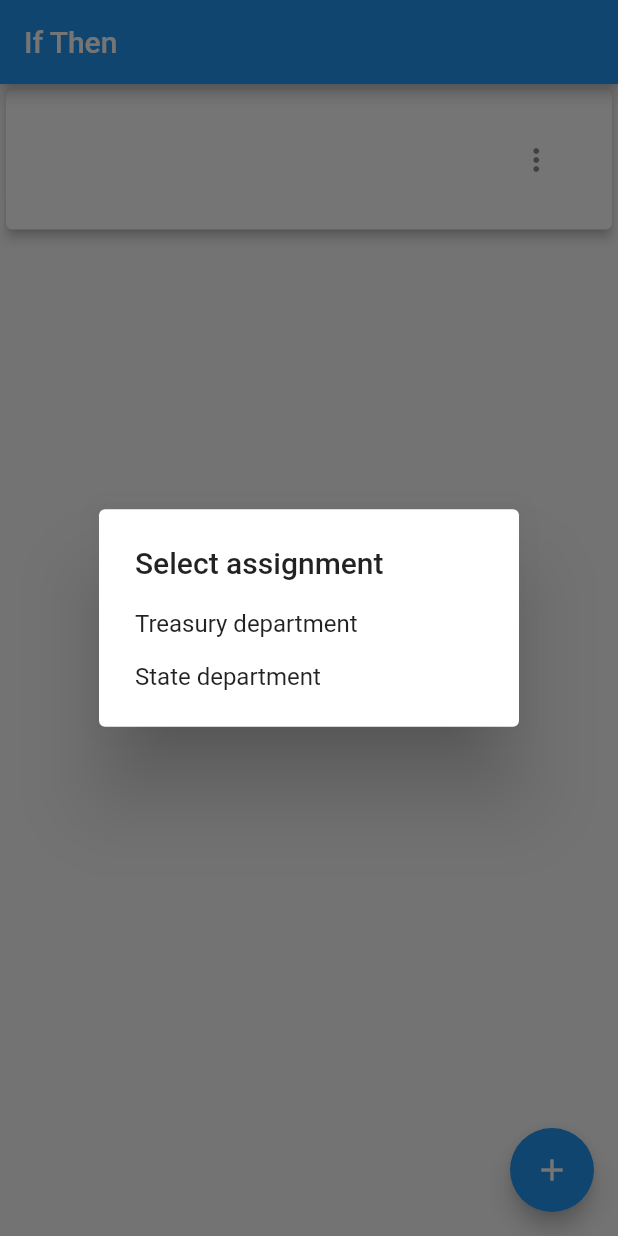
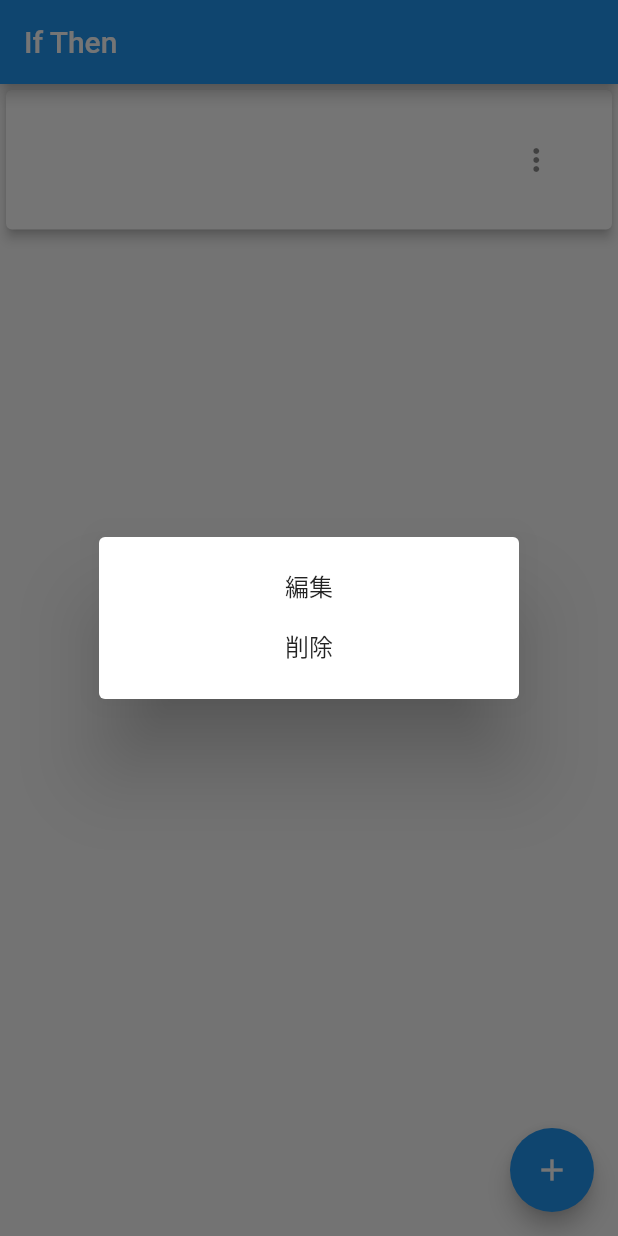
Before and after one commit to shimizu-saffle/if_then_app, a Flutter app: the screen it shows after launch, after a tap on the "add" icon, after a tap on the "more vert" icon, on a phone screen of 412 x 824 dp. Run offline on Flutter 3.47's test engine with Material 2 defaults, Android fonts, the phone set to English and light mode, and no system bars; our stand-ins replace cloud_firestore, firebase_core, flutter_riverpod; accounts and stored records are empty.

Commit message:
シンプルダイアログの中にDeleteメソッドを追加

```diff
--- a/lib/timeline.dart
+++ b/lib/timeline.dart
@@ -31,19 +31,24 @@ class TimeLine extends StatelessWidget {
                               context: context,
                               builder: (BuildContext context) {
                                 return SimpleDialog(
-                                  title: const Text('Select assignment'),
                                   children: <Widget>[
-                                    SimpleDialogOption(
-                                      onPressed: () {
-                                        Navigator.pop(context);
-                                      },
-                                      child: const Text('Treasury department'),
+                                    Center(
+                                      child: SimpleDialogOption(
+                                        onPressed: () {
+                                          Navigator.pop(context);
+                                        },
+                                        child: const Text('編集'),
+                                      ),
                                     ),
-                                    SimpleDialogOption(
-                                      onPressed: () {
-                                        Navigator.pop(context);
-                                      },
-                                      child: const Text('State department'),
+                                    Center(
+                                      child: SimpleDialogOption(
+                                        onPressed: () async {
+                                          await deleteController
+                                              .ifThenDelete(ifthen);
+                                          Navigator.pop(context);
+                                        },
+                                        child: const Text('削除'),
+                                      ),
                                     ),
                                   ],
                                 );
```
